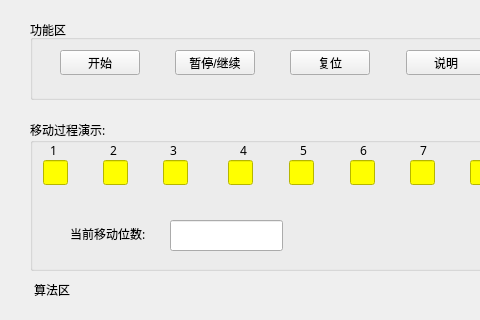
Before: the Qt Designer form seqdelview.ui in Billxkk/-, drawn with Qt 5; both pictures show x 0 to 480 and y 0 to 320 of the 664 by 600 pixel window.
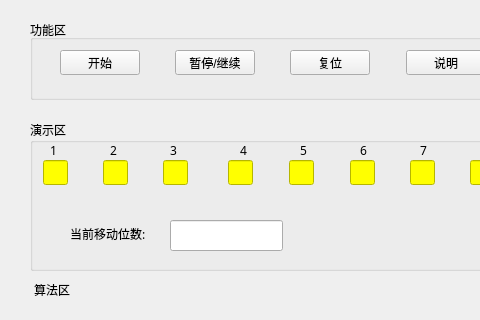
After: the same form once the commit is applied.

What changed in the file:
```diff
--- a/seqdelview.ui
+++ b/seqdelview.ui
@@ -160,7 +160,7 @@
      <string notr="true">font: 9pt &quot;Agency FB&quot;;</string>
     </property>
     <property name="title">
-     <string>移动过程演示:</string>
+     <string>演示区</string>
     </property>
     <widget class="QLineEdit" name="lineEdit_11">
      <property name="geometry">
```
